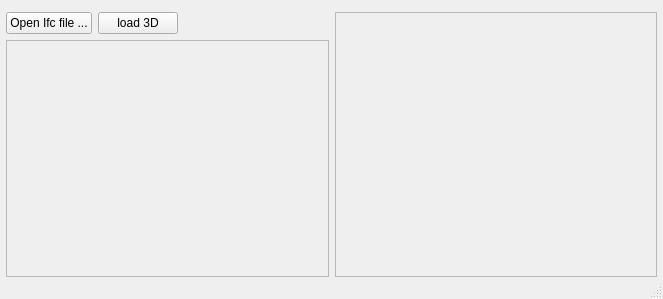
Before: the Qt Designer form IfcViewer/MainWindow.ui in HEShuang/IfcQtoRunner, drawn with Qt 5.
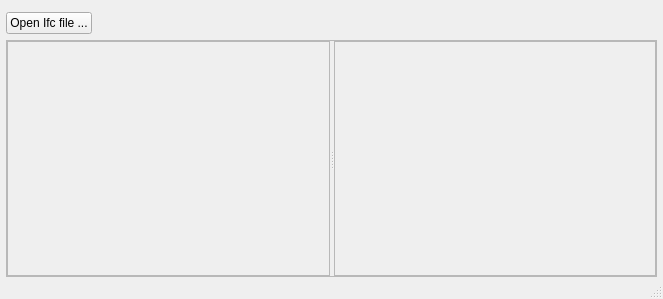
After: the same form once the commit is applied.

What changed in the file:
```diff
--- a/IfcViewer/MainWindow.ui
+++ b/IfcViewer/MainWindow.ui
@@ -20,7 +20,7 @@
    <string>IfcRunner</string>
   </property>
   <widget class="QWidget" name="centralwidget">
-   <layout class="QHBoxLayout" name="horizontalLayout">
+   <layout class="QVBoxLayout" name="verticalLayout">
     <property name="spacing">
      <number>6</number>
     </property>
@@ -37,8 +37,6 @@
      <number>0</number>
     </property>
     <item>
-     <layout class="QVBoxLayout" name="verticalLayout_2">
-      <item>
        <layout class="QHBoxLayout" name="horizontalLayout_2">
         <item>
          <widget class="QPushButton" name="btLoad">
@@ -53,13 +51,6 @@
           </property>
          </widget>
         </item>
-        <item>
-         <widget class="QPushButton" name="bt3D">
-          <property name="text">
-           <string>load 3D</string>
-          </property>
-         </widget>
-        </item>
         <item>
          <widget class="QLabel" name="labelStatus">
           <property name="sizePolicy">
@@ -76,7 +67,7 @@
        </layout>
       </item>
       <item>
-       <widget class="QFrame" name="frameTree">
+     <widget class="QFrame" name="frame">
         <property name="sizePolicy">
          <sizepolicy hsizetype="Preferred" vsizetype="MinimumExpanding">
           <horstretch>0</horstretch>
@@ -89,14 +80,41 @@
         <property name="frameShadow">
          <enum>QFrame::Shadow::Raised</enum>
         </property>
-       </widget>
-      </item>
-     </layout>
-    </item>
+      <layout class="QHBoxLayout" name="horizontalLayout">
+       <property name="leftMargin">
+        <number>0</number>
+       </property>
+       <property name="topMargin">
+        <number>0</number>
+       </property>
+       <property name="rightMargin">
+        <number>0</number>
+       </property>
+       <property name="bottomMargin">
+        <number>0</number>
+       </property>
     <item>
+        <widget class="QSplitter" name="splitter">
+         <property name="orientation">
+          <enum>Qt::Orientation::Horizontal</enum>
+         </property>
+         <widget class="QFrame" name="frameTree">
+          <property name="sizePolicy">
+           <sizepolicy hsizetype="Minimum" vsizetype="Preferred">
+            <horstretch>0</horstretch>
+            <verstretch>0</verstretch>
+           </sizepolicy>
+          </property>
+          <property name="frameShape">
+           <enum>QFrame::Shape::StyledPanel</enum>
+          </property>
+          <property name="frameShadow">
+           <enum>QFrame::Shadow::Raised</enum>
+          </property>
+         </widget>
      <widget class="QFrame" name="frame3D">
       <property name="sizePolicy">
-       <sizepolicy hsizetype="MinimumExpanding" vsizetype="Preferred">
+           <sizepolicy hsizetype="Expanding" vsizetype="Expanding">
         <horstretch>0</horstretch>
         <verstretch>0</verstretch>
        </sizepolicy>
@@ -107,6 +125,10 @@
       <property name="frameShadow">
        <enum>QFrame::Shadow::Raised</enum>
       </property>
+         </widget>
+        </widget>
+       </item>
+      </layout>
      </widget>
     </item>
    </layout>
```
Lines whose indentation alone changed are shown as unchanged.
